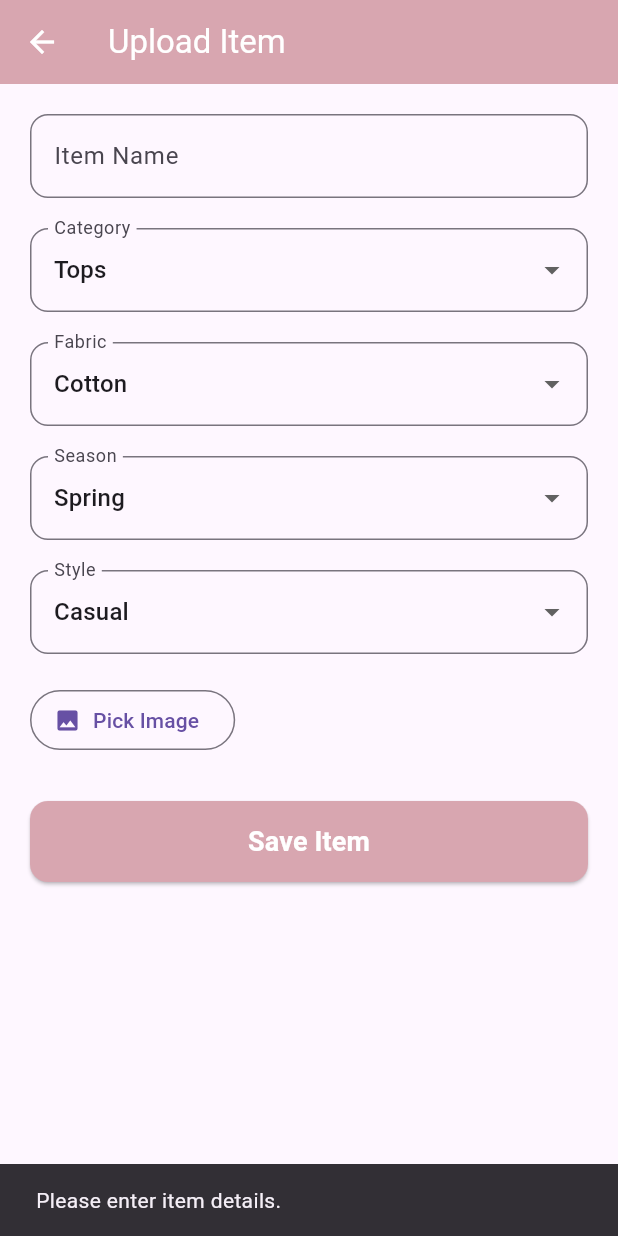
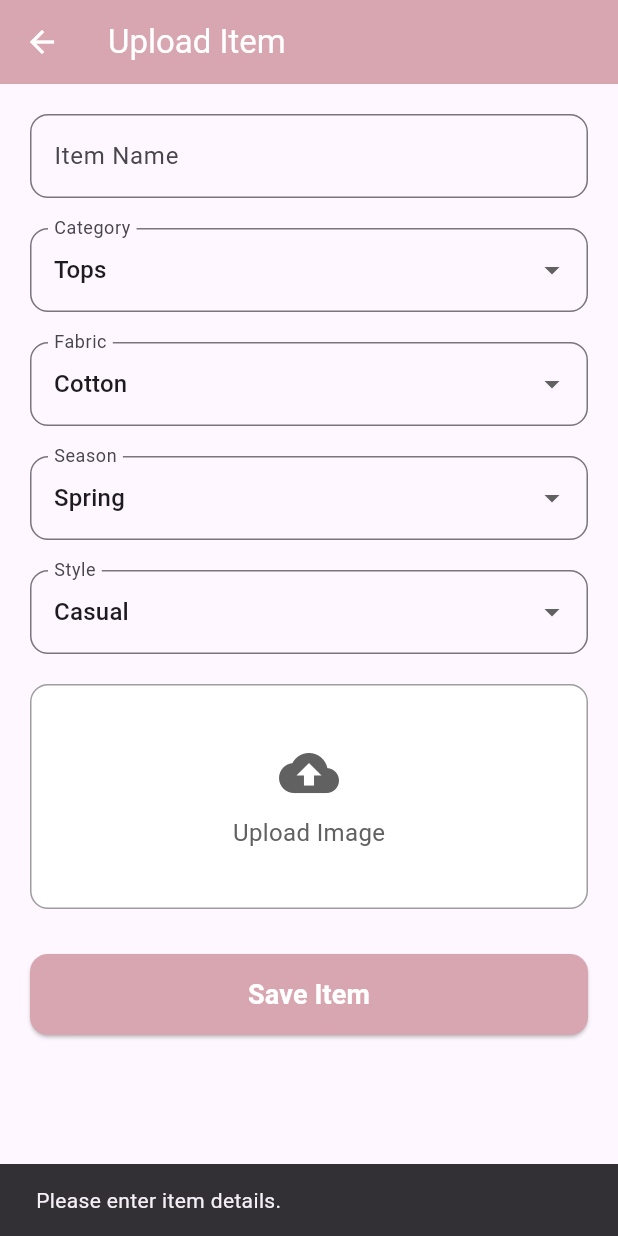
Before and after one commit to plutone777/Modest-Closet, a Flutter app: the UploadItemScreen screen opened directly with empty values, after a tap on "Save Item", on a phone screen of 412 x 824 dp. Run offline on Flutter 3.47's test engine with Material 3 defaults, Android fonts, the phone set to English and light mode, and no system bars; our stand-ins replace cloud_firestore, firebase_auth, firebase_core, firebase_storage, image_picker; accounts and stored records are empty.

Commit message:
Tweaked image upload

```diff
--- /dev/null
+++ b/lib/controllers/image_picker_controller.dart
@@ -0,0 +1,19 @@
+import 'dart:io';
+import 'package:image_picker/image_picker.dart';
+
+class ImagePickerController {
+  File? selectedImage;
+
+  // Pick image from gallery
+  Future<void> pickImage(Function(File?) onImagePicked) async {
+    final pickedFile = await ImagePicker().pickImage(source: ImageSource.gallery);
+    if (pickedFile != null) {
+      selectedImage = File(pickedFile.path);
+      onImagePicked(selectedImage);
+    }
+  }
+
+  void clearImage() {
+    selectedImage = null;
+  }
+}
--- a/lib/controllers/upload_item_controller.dart
+++ b/lib/controllers/upload_item_controller.dart
@@ -1,19 +1,20 @@
 import 'dart:io';
 import 'package:flutter/material.dart';
-import 'package:image_picker/image_picker.dart';
 import 'package:mae_assignment/services/upload_service.dart';
 import 'package:mae_assignment/data/closet_data.dart';
+import 'image_picker_controller.dart';
 
 class UploadItemController {
   final TextEditingController nameController = TextEditingController();
   final UploadService closetService = UploadService();
+  final ImagePickerController imagePicker = ImagePickerController();
 
   String selectedCategory = ClosetData.categories.first;
   String selectedSeason = ClosetData.seasons.first;
   String selectedStyle = ClosetData.styles.first;
-  String selectedFabric = ClosetData.fabricsByCategory[ClosetData.categories.first]!.first;
+  String selectedFabric =
+      ClosetData.fabricsByCategory[ClosetData.categories.first]!.first;
 
-  File? selectedImage;
   bool isUploading = false;
 
   void initializeEditData({
@@ -25,17 +26,10 @@ class UploadItemController {
   }) {
     nameController.text = existingName ?? "";
     selectedCategory = existingCategory ?? ClosetData.categories.first;
-    selectedFabric = existingFabric ?? ClosetData.fabricsByCategory[selectedCategory]!.first;
+    selectedFabric =
+        existingFabric ?? ClosetData.fabricsByCategory[selectedCategory]!.first;
     selectedSeason = existingSeason ?? ClosetData.seasons.first;
     selectedStyle = existingStyle ?? ClosetData.styles.first;
-  }
-
-  Future<void> pickImage(Function(File?) onImagePicked) async {
-    final pickedFile = await ImagePicker().pickImage(source: ImageSource.gallery);
-    if (pickedFile != null) {
-      selectedImage = File(pickedFile.path);
-      onImagePicked(selectedImage);
-    }
   }
 
   Future<void> saveItem({
@@ -43,6 +37,7 @@ class UploadItemController {
     String? itemId,
     String? existingImageUrl,
     required BuildContext context,
+    File? pickedImage,
   }) async {
     if (nameController.text.isEmpty) {
       ScaffoldMessenger.of(context).showSnackBar(
@@ -54,9 +49,9 @@ class UploadItemController {
     isUploading = true;
 
     try {
+      // CASE 1: NEW ITEM UPLOAD
       if (itemId == null) {
-
-        if (selectedImage == null) {
+        if (pickedImage == null) {
           ScaffoldMessenger.of(context).showSnackBar(
             const SnackBar(content: Text("Please select an image.")),
           );
@@ -69,15 +64,16 @@ class UploadItemController {
           fabric: selectedFabric,
           season: selectedSeason,
           style: selectedStyle,
-          imageFile: selectedImage!,
+          imageFile: pickedImage,
           userId: userId,
         );
 
         ScaffoldMessenger.of(context).showSnackBar(
           const SnackBar(content: Text("Item uploaded successfully!")),
         );
-      } else {
-
+      }
+      // CASE 2: UPDATE EXISTING ITEM
+      else {
         await closetService.updateItem(
           itemId: itemId,
           name: nameController.text,
@@ -85,7 +81,7 @@ class UploadItemController {
           fabric: selectedFabric,
           season: selectedSeason,
           style: selectedStyle,
-          newImageFile: selectedImage,
+          newImageFile: pickedImage,
         );
 
         ScaffoldMessenger.of(context).showSnackBar(
@@ -95,9 +91,9 @@ class UploadItemController {
 
       Navigator.pop(context);
     } catch (e) {
-      ScaffoldMessenger.of(context).showSnackBar(
-        SnackBar(content: Text("Save failed: $e")),
-      );
+      ScaffoldMessenger.of(
+        context,
+      ).showSnackBar(SnackBar(content: Text("Save failed: $e")));
     } finally {
       isUploading = false;
     }
--- a/lib/screens/clothes/upload_item_screen.dart
+++ b/lib/screens/clothes/upload_item_screen.dart
@@ -1,7 +1,9 @@
 import 'package:flutter/material.dart';
 import 'package:mae_assignment/controllers/upload_item_controller.dart';
+import 'package:mae_assignment/widgets/reusable_image_uploader.dart';
 import 'package:mae_assignment/widgets/reusable_widgets.dart';
 import 'package:mae_assignment/data/closet_data.dart';
+import 'package:mae_assignment/controllers/image_picker_controller.dart';
 
 class UploadItemScreen extends StatefulWidget {
   final String userId;
@@ -33,6 +35,8 @@ class UploadItemScreen extends StatefulWidget {
 
 class _UploadItemScreenState extends State<UploadItemScreen> {
   final UploadItemController _controller = UploadItemController();
+  final ImagePickerController _imageController = ImagePickerController();
+
 
   @override
   void initState() {
@@ -113,24 +117,13 @@ class _UploadItemScreenState extends State<UploadItemScreen> {
               ),
               const SizedBox(height: 20),
 
-              OutlinedButton.icon(
-                icon: const Icon(Icons.image),
-                label: Text(isEditMode ? "Change Image" : "Pick Image"),
-                onPressed: () => _controller.pickImage((pickedFile) {
+              UploadImageArea(
+                imageFile: _imageController.selectedImage,
+                existingImageUrl: widget.existingImageUrl,
+                onTap: () => _imageController.pickImage((pickedFile) {
                   setState(() {});
                 }),
               ),
-
-              if (_controller.selectedImage != null)
-                Padding(
-                  padding: const EdgeInsets.all(10.0),
-                  child: Image.file(_controller.selectedImage!, height: 150, fit: BoxFit.cover),
-                )
-              else if (widget.existingImageUrl != null)
-                Padding(
-                  padding: const EdgeInsets.all(10.0),
-                  child: Image.network(widget.existingImageUrl!, height: 150, fit: BoxFit.cover),
-                ),
 
               const SizedBox(height: 30),
 
@@ -144,6 +137,7 @@ class _UploadItemScreenState extends State<UploadItemScreen> {
                         itemId: widget.itemId,
                         existingImageUrl: widget.existingImageUrl,
                         context: context,
+                        pickedImage: _imageController.selectedImage,
                       ),
                     ),
                     const SizedBox(height: 10),
--- a/lib/screens/sister_home.dart
+++ b/lib/screens/sister_home.dart
@@ -1,5 +1,6 @@
 import 'package:flutter/material.dart';
-import 'closet_screen.dart';
+//import 'package:mae_assignment/screens/feed_screen.dart';
+import 'package:mae_assignment/screens/closet_screen.dart';
 
 class SisterHomePage extends StatefulWidget {
   const SisterHomePage({super.key});
@@ -11,9 +12,9 @@ class SisterHomePage extends StatefulWidget {
 class _SisterHomePageState extends State<SisterHomePage> {
   int _selectedIndex = 0;
 
-  // ✅ Add your screens here
   final List<Widget> _pages = [
     const ClosetScreen(),
+    //const FeedScreen(),
     const Center(child: Text("Feed Page")),
     const Center(child: Text("Chat Page")),
     const Center(child: Text("Profile Page")),
--- /dev/null
+++ b/lib/widgets/reusable_image_uploader.dart
@@ -0,0 +1,70 @@
+import 'dart:io';
+import 'package:flutter/material.dart';
+class UploadImageArea extends StatelessWidget {
+  final File? imageFile;
+  final String? existingImageUrl;
+  final VoidCallback onTap;
+  final String label;
+  final double height;
+
+  const UploadImageArea({
+    Key? key,
+    required this.onTap,
+    this.imageFile,
+    this.existingImageUrl,
+    this.label = "Upload Image",
+    this.height = 150,
+  }) : super(key: key);
+
+  @override
+  Widget build(BuildContext context) {
+    return GestureDetector(
+      onTap: onTap,
+      child: Container(
+        height: height,
+        width: double.infinity,
+        decoration: BoxDecoration(
+          color: Colors.white,
+          borderRadius: BorderRadius.circular(12),
+          border: Border.all(color: Colors.grey),
+        ),
+        child: _buildContent(),
+      ),
+    );
+  }
+
+  Widget _buildContent() {
+    if (imageFile != null) {
+      return ClipRRect(
+        borderRadius: BorderRadius.circular(12),
+        child: Image.file(
+          imageFile!,
+          fit: BoxFit.contain,
+          width: double.infinity,
+        ),
+
+      );
+    } else if (existingImageUrl != null) {
+      return ClipRRect(
+        borderRadius: BorderRadius.circular(12),
+          child: Image.network(
+            existingImageUrl!,
+            fit: BoxFit.contain,
+            width: double.infinity,
+          ),
+
+      );
+    } else {
+      return Center(
+        child: Column(
+          mainAxisAlignment: MainAxisAlignment.center,
+          children: [
+            Icon(Icons.cloud_upload, size: 40, color: Colors.grey[700]),
+            const SizedBox(height: 8),
+            Text(label, style: TextStyle(fontSize: 16, color: Colors.grey[700])),
+          ],
+        ),
+      );
+    }
+  }
+}
--- a/lib/widgets/reusable_widgets.dart
+++ b/lib/widgets/reusable_widgets.dart
@@ -221,7 +221,7 @@ class CustomFAB extends StatelessWidget {
                 leading: Icon(action.icon, color: Colors.black87),
                 title: Text(action.label),
                 onTap: () {
-                  Navigator.pop(context); // close sheet
+                  Navigator.pop(context);
                   action.onTap();
                 },
               );
```
Also changed, not shown: lib/screens/outfits/create_outfit_screen.dart (+15 -0 lines), lib/services/post_service.dart (added, +37 -0 lines).
